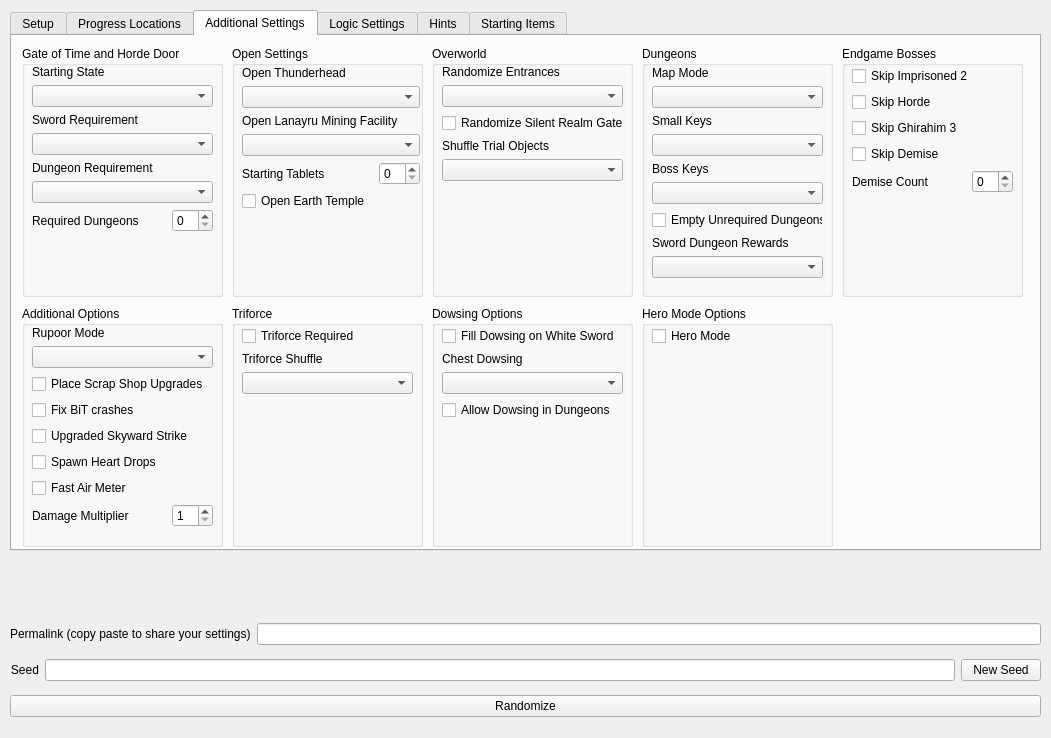
Before: the Qt Designer form gui/randogui.ui in ssrando/ssrando, drawn with Qt 5.
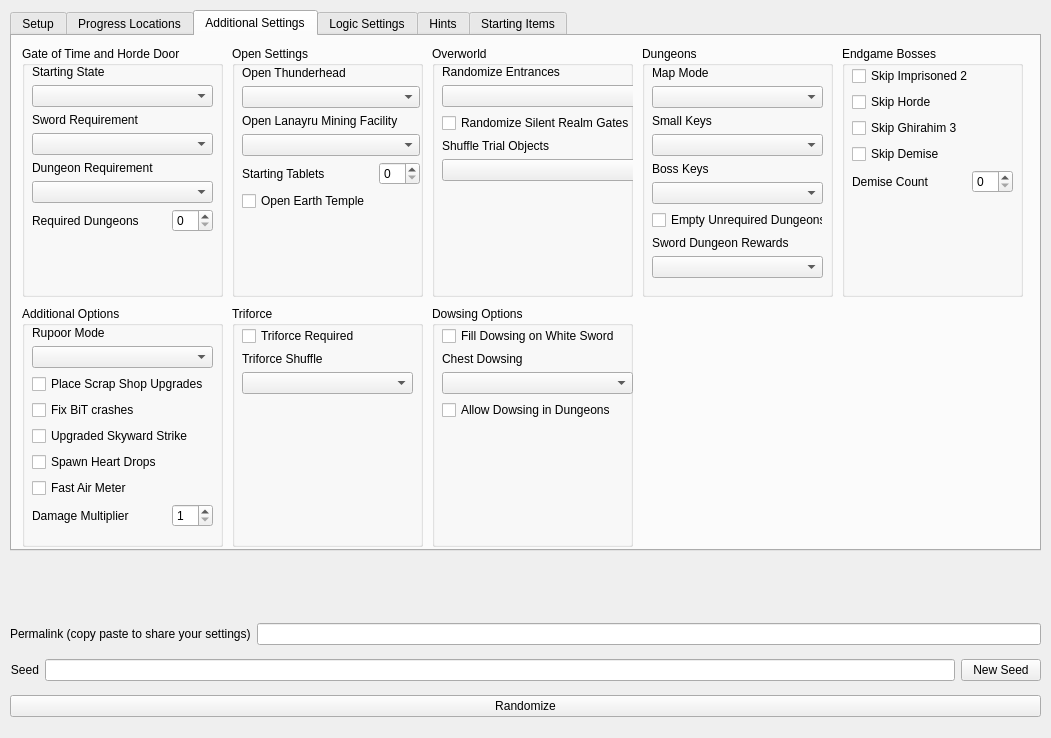
After: the same form once the commit is applied. The open tabs and pages were chosen to show the change.

Commit message: Hero-mode option removed

What changed in the file:
```diff
--- a/gui/randogui.ui
+++ b/gui/randogui.ui
@@ -1237,7 +1237,7 @@
         <rect>
          <x>10</x>
          <y>19</y>
-         <width>181</width>
+         <width>212</width>
          <height>221</height>
         </rect>
        </property>
@@ -1509,7 +1509,7 @@
         <rect>
          <x>10</x>
          <y>20</y>
-         <width>181</width>
+         <width>191</width>
          <height>211</height>
         </rect>
        </property>
@@ -1571,57 +1571,6 @@
        </layout>
       </widget>
      </widget>
-     <widget class="QGroupBox" name="groupBox_19">
-      <property name="geometry">
-       <rect>
-        <x>630</x>
-        <y>270</y>
-        <width>191</width>
-        <height>241</height>
-       </rect>
-      </property>
-      <property name="title">
-       <string>Hero Mode Options</string>
-      </property>
-      <widget class="QWidget" name="verticalLayoutWidget_18">
-       <property name="geometry">
-        <rect>
-         <x>10</x>
-         <y>20</y>
-         <width>171</width>
-         <height>211</height>
-        </rect>
-       </property>
-       <layout class="QVBoxLayout" name="verticalLayout_44">
-        <item>
-         <layout class="QVBoxLayout" name="verticalLayout_45"/>
-        </item>
-        <item>
-         <widget class="QCheckBox" name="option_hero_mode">
-          <property name="text">
-           <string>Hero Mode</string>
-          </property>
-         </widget>
-        </item>
-        <item>
-         <spacer name="verticalSpacer_19">
-          <property name="orientation">
-           <enum>Qt::Vertical</enum>
-          </property>
-          <property name="sizeType">
-           <enum>QSizePolicy::MinimumExpanding</enum>
-          </property>
-          <property name="sizeHint" stdset="0">
-           <size>
-            <width>20</width>
-            <height>70</height>
-           </size>
-          </property>
-         </spacer>
-        </item>
-       </layout>
-      </widget>
-     </widget>
     </widget>
     <widget class="QWidget" name="tab_logic_settings">
      <attribute name="title">
```
Left out of the diff: 6 changed lines with no effect on the pictures. The commit also changes 5 other files.
